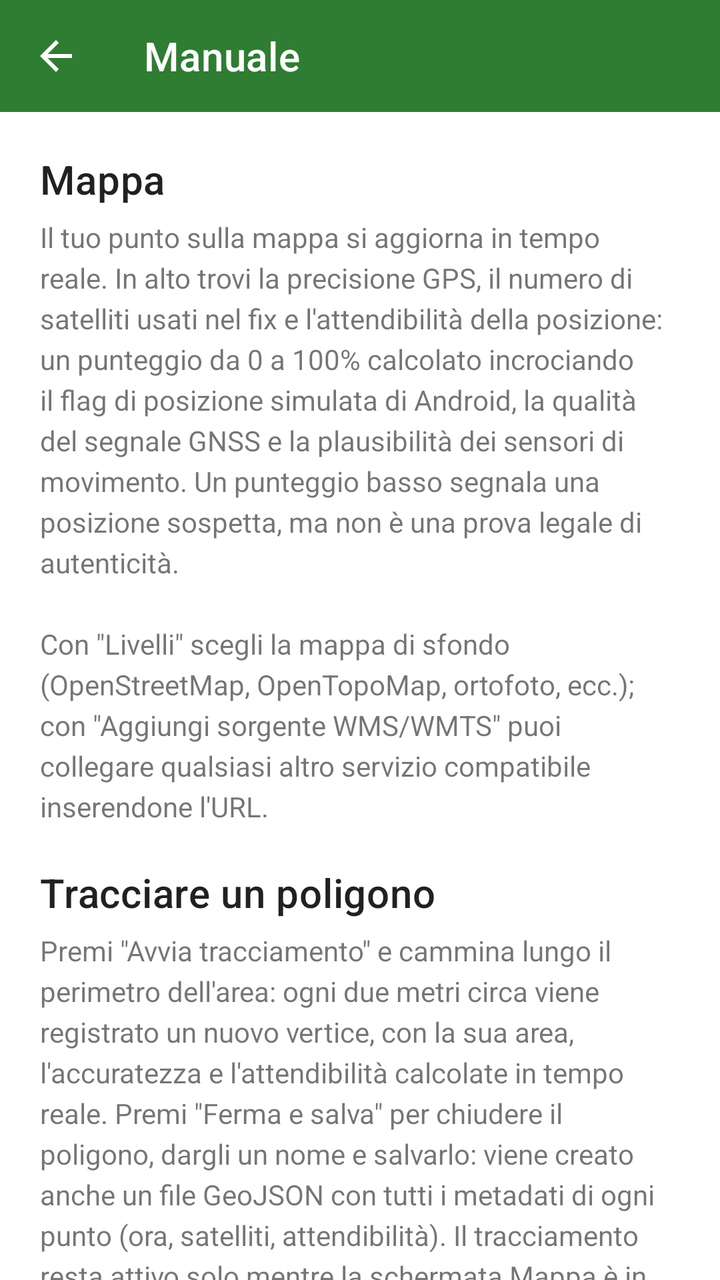
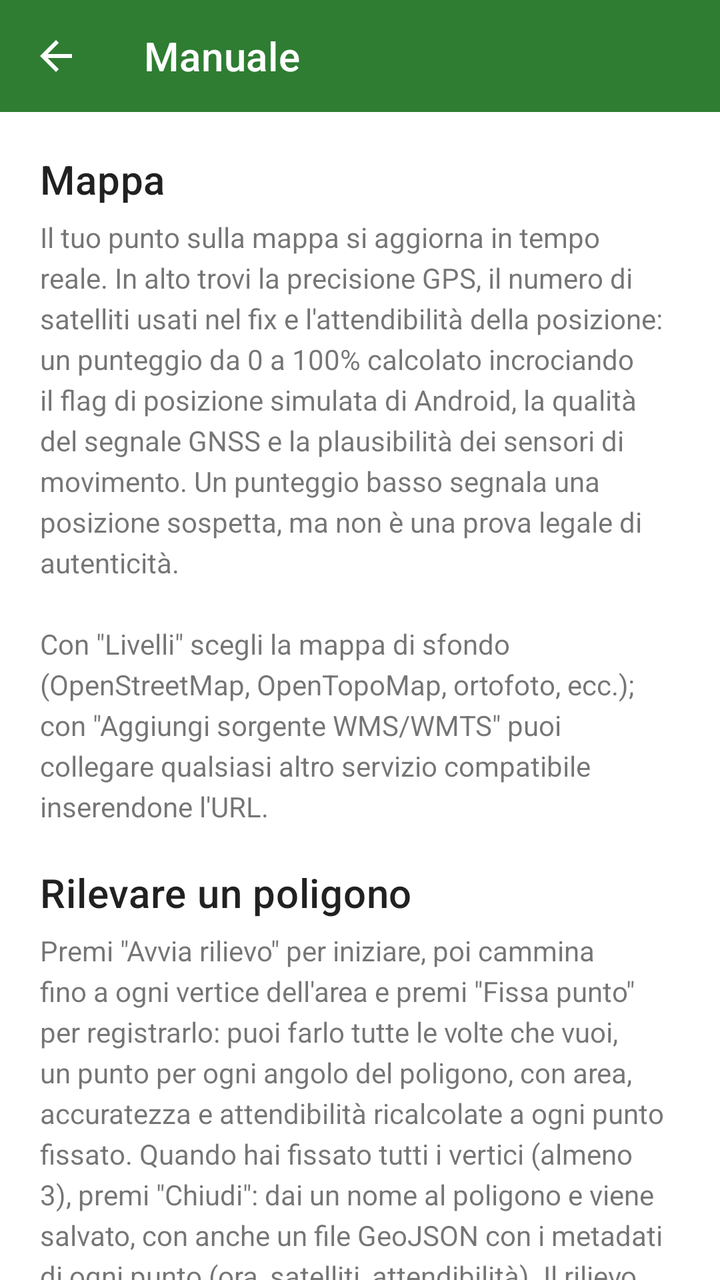

Screens rendered from an Android XML layout before and after an edit, with the pre-edit source and the edit as a unified diff.
<!-- AndroidManifest.xml: activity theme Theme.DiemGeo -->
<!-- res/layout/activity_manual.xml -->
<?xml version="1.0" encoding="utf-8"?>
<LinearLayout xmlns:android="http://schemas.android.com/apk/res/android"
    xmlns:app="http://schemas.android.com/apk/res-auto"
    android:layout_width="match_parent"
    android:layout_height="match_parent"
    android:orientation="vertical">

    <com.google.android.material.appbar.MaterialToolbar
        android:id="@+id/toolbar"
        android:layout_width="match_parent"
        android:layout_height="?attr/actionBarSize"
        android:background="@color/diem_green"
        app:title="@string/nav_manual"
        app:titleTextColor="@android:color/white"
        app:navigationIcon="@drawable/ic_back"
        app:navigationIconTint="@android:color/white" />

    <androidx.core.widget.NestedScrollView
        android:layout_width="match_parent"
        android:layout_height="match_parent">

        <LinearLayout
            android:layout_width="match_parent"
            android:layout_height="wrap_content"
            android:orientation="vertical"
            android:padding="20dp">

            <TextView
                style="@style/TextAppearance.MaterialComponents.Headline6"
                android:layout_width="match_parent"
                android:layout_height="wrap_content"
                android:text="@string/manual_section_map_title" />
            <TextView
                android:layout_width="match_parent"
                android:layout_height="wrap_content"
                android:layout_marginTop="6dp"
                android:layout_marginBottom="20dp"
                android:lineSpacingExtra="4dp"
                android:text="@string/manual_section_map_body" />

            <TextView
                style="@style/TextAppearance.MaterialComponents.Headline6"
                android:layout_width="match_parent"
                android:layout_height="wrap_content"
                android:text="@string/manual_section_polygon_title" />
            <TextView
                android:layout_width="match_parent"
                android:layout_height="wrap_content"
                android:layout_marginTop="6dp"
                android:layout_marginBottom="20dp"
                android:lineSpacingExtra="4dp"
                android:text="@string/manual_section_polygon_body" />

            <TextView
                style="@style/TextAppearance.MaterialComponents.Headline6"
                android:layout_width="match_parent"
                android:layout_height="wrap_content"
                android:text="@string/manual_section_camera_title" />
            <TextView
                android:layout_width="match_parent"
                android:layout_height="wrap_content"
                android:layout_marginTop="6dp"
                android:layout_marginBottom="20dp"
                android:lineSpacingExtra="4dp"
                android:text="@string/manual_section_camera_body" />

            <TextView
                style="@style/TextAppearance.MaterialComponents.Headline6"
                android:layout_width="match_parent"
                android:layout_height="wrap_content"
                android:text="@string/manual_section_saved_title" />
            <TextView
                android:layout_width="match_parent"
                android:layout_height="wrap_content"
                android:layout_marginTop="6dp"
                android:lineSpacingExtra="4dp"
                android:text="@string/manual_section_saved_body" />

        </LinearLayout>
    </androidx.core.widget.NestedScrollView>
</LinearLayout>
<!-- resources referenced by this layout -->
<resources>
  <color name="diem_green">#2E7D32</color>
  <!-- drawable ic_back (drawable) -->
  <?xml version="1.0" encoding="utf-8"?>
  <vector xmlns:android="http://schemas.android.com/apk/res/android"
      android:width="24dp"
      android:height="24dp"
      android:viewportWidth="24"
      android:viewportHeight="24"
      android:tint="?attr/colorControlNormal">
      <path
          android:fillColor="@android:color/black"
          android:pathData="M20,11H7.83l5.59,-5.59L12,4l-8,8l8,8l1.41,-1.41L7.83,13H20v-2z" />
  </vector>
  <string name="manual_section_camera_body">Scattando una foto, l\'app la etichetta automaticamente con un modello di intelligenza artificiale che funziona interamente sul telefono, senza connessione. La foto viene salvata con coordinate, ora e dati dei sensori nei metadati EXIF, più una firma nascosta nei pixel (steganografia): se il file viene poi modificato o ricompresso, la firma non torna più valida, ed è quindi possibile verificarne l\'integrità dalla schermata Salvati.</string>
  <string name="manual_section_camera_title">Fotocamera e riconoscimento AI</string>
  <string name="manual_section_map_body">Il tuo punto sulla mappa si aggiorna in tempo reale. In alto trovi la precisione GPS, il numero di satelliti usati nel fix e l\'attendibilità della posizione: un punteggio da 0 a 100% calcolato incrociando il flag di posizione simulata di Android, la qualità del segnale GNSS e la plausibilità dei sensori di movimento. Un punteggio basso segnala una posizione sospetta, ma non è una prova legale di autenticità.\n\nCon \"Livelli\" scegli la mappa di sfondo (OpenStreetMap, OpenTopoMap, ortofoto, ecc.); con \"Aggiungi sorgente WMS/WMTS\" puoi collegare qualsiasi altro servizio compatibile inserendone l\'URL.</string>
  <string name="manual_section_map_title">Mappa</string>
  <string name="manual_section_polygon_body">Premi \"Avvia tracciamento\" e cammina lungo il perimetro dell\'area: ogni due metri circa viene registrato un nuovo vertice, con la sua area, l\'accuratezza e l\'attendibilità calcolate in tempo reale. Premi \"Ferma e salva\" per chiudere il poligono, dargli un nome e salvarlo: viene creato anche un file GeoJSON con tutti i metadati di ogni punto (ora, satelliti, attendibilità). Il tracciamento resta attivo solo mentre la schermata Mappa è in primo piano.</string>
  <string name="manual_section_polygon_title">Tracciare un poligono</string>
  <string name="manual_section_saved_body">Qui trovi tutti i poligoni e le foto salvati. Per ognuno puoi condividerlo con altre app, eliminarlo oppure, per le foto, verificarne l\'integrità con il pulsante \"Verifica\".</string>
  <string name="manual_section_saved_title">Salvati</string>
  <string name="nav_manual">Manuale</string>
  <style name="Theme.DiemGeo" parent="Theme.MaterialComponents.DayNight.NoActionBar">
          <item name="colorPrimary">@color/diem_green</item>
          <item name="colorPrimaryDark">@color/diem_green_dark</item>
          <item name="colorAccent">@color/diem_accent</item>
          <item name="android:statusBarColor" tools:targetApi="l">@color/diem_green_dark</item>
      </style>
  <color name="diem_green_dark">#1B5E20</color>
  <color name="diem_accent">#FFA000</color>
</resources>

<!-- the commit's change to res/layout/activity_manual.xml (unified diff, before → after) -->
@@ -73,8 +73,21 @@
                 android:layout_width="match_parent"
                 android:layout_height="wrap_content"
                 android:layout_marginTop="6dp"
+                android:layout_marginBottom="20dp"
                 android:lineSpacingExtra="4dp"
                 android:text="@string/manual_section_saved_body" />
+
+            <TextView
+                style="@style/TextAppearance.MaterialComponents.Headline6"
+                android:layout_width="match_parent"
+                android:layout_height="wrap_content"
+                android:text="@string/manual_section_security_title" />
+            <TextView
+                android:layout_width="match_parent"
+                android:layout_height="wrap_content"
+                android:layout_marginTop="6dp"
+                android:lineSpacingExtra="4dp"
+                android:text="@string/manual_section_security_body" />
 
         </LinearLayout>
     </androidx.core.widget.NestedScrollView>
<!-- resource entries referenced after the edit -->
@@ -13,14 +13,16 @@
           android:fillColor="@android:color/black"
           android:pathData="M20,11H7.83l5.59,-5.59L12,4l-8,8l8,8l1.41,-1.41L7.83,13H20v-2z" />
   </vector>
-  <string name="manual_section_camera_body">Scattando una foto, l\'app la etichetta automaticamente con un modello di intelligenza artificiale che funziona interamente sul telefono, senza connessione. La foto viene salvata con coordinate, ora e dati dei sensori nei metadati EXIF, più una firma nascosta nei pixel (steganografia): se il file viene poi modificato o ricompresso, la firma non torna più valida, ed è quindi possibile verificarne l\'integrità dalla schermata Salvati.</string>
+  <string name="manual_section_camera_body">Scattando una foto, l\'app la etichetta automaticamente con un modello di intelligenza artificiale che funziona interamente sul telefono, senza connessione. La foto viene salvata con coordinate, ora, direzione e inclinazione della fotocamera e dati dei sensori nei metadati EXIF, più una firma nascosta nei pixel (steganografia): se il file viene poi modificato o ricompresso, la firma non torna più valida, ed è quindi possibile verificarne l\'integrità dalla schermata Salvati.</string>
   <string name="manual_section_camera_title">Fotocamera e riconoscimento AI</string>
   <string name="manual_section_map_body">Il tuo punto sulla mappa si aggiorna in tempo reale. In alto trovi la precisione GPS, il numero di satelliti usati nel fix e l\'attendibilità della posizione: un punteggio da 0 a 100% calcolato incrociando il flag di posizione simulata di Android, la qualità del segnale GNSS e la plausibilità dei sensori di movimento. Un punteggio basso segnala una posizione sospetta, ma non è una prova legale di autenticità.\n\nCon \"Livelli\" scegli la mappa di sfondo (OpenStreetMap, OpenTopoMap, ortofoto, ecc.); con \"Aggiungi sorgente WMS/WMTS\" puoi collegare qualsiasi altro servizio compatibile inserendone l\'URL.</string>
   <string name="manual_section_map_title">Mappa</string>
-  <string name="manual_section_polygon_body">Premi \"Avvia tracciamento\" e cammina lungo il perimetro dell\'area: ogni due metri circa viene registrato un nuovo vertice, con la sua area, l\'accuratezza e l\'attendibilità calcolate in tempo reale. Premi \"Ferma e salva\" per chiudere il poligono, dargli un nome e salvarlo: viene creato anche un file GeoJSON con tutti i metadati di ogni punto (ora, satelliti, attendibilità). Il tracciamento resta attivo solo mentre la schermata Mappa è in primo piano.</string>
-  <string name="manual_section_polygon_title">Tracciare un poligono</string>
+  <string name="manual_section_polygon_body">Premi \"Avvia rilievo\" per iniziare, poi cammina fino a ogni vertice dell\'area e premi \"Fissa punto\" per registrarlo: puoi farlo tutte le volte che vuoi, un punto per ogni angolo del poligono, con area, accuratezza e attendibilità ricalcolate a ogni punto fissato. Quando hai fissato tutti i vertici (almeno 3), premi \"Chiudi\": dai un nome al poligono e viene salvato, con anche un file GeoJSON con i metadati di ogni punto (ora, satelliti, attendibilità). Il rilievo resta attivo solo mentre la schermata Mappa è in primo piano.</string>
+  <string name="manual_section_polygon_title">Rilevare un poligono</string>
   <string name="manual_section_saved_body">Qui trovi tutti i poligoni e le foto salvati. Per ognuno puoi condividerlo con altre app, eliminarlo oppure, per le foto, verificarne l\'integrità con il pulsante \"Verifica\".</string>
   <string name="manual_section_saved_title">Salvati</string>
+  <string name="manual_section_security_body">All\'avvio l\'app verifica che il dispositivo non abbia permessi di root né una firma di sviluppo/debug: se li rileva, si blocca e chiede di uscire, perché un dispositivo rooted rende molto più facile falsificare la posizione GPS. Se il controllo dovesse bloccare per errore un dispositivo legittimo, contatta lo sviluppatore.</string>
+  <string name="manual_section_security_title">Sicurezza e dispositivi rooted</string>
   <string name="nav_manual">Manuale</string>
   <style name="Theme.DiemGeo" parent="Theme.MaterialComponents.DayNight.NoActionBar">
           <item name="colorPrimary">@color/diem_green</item>
